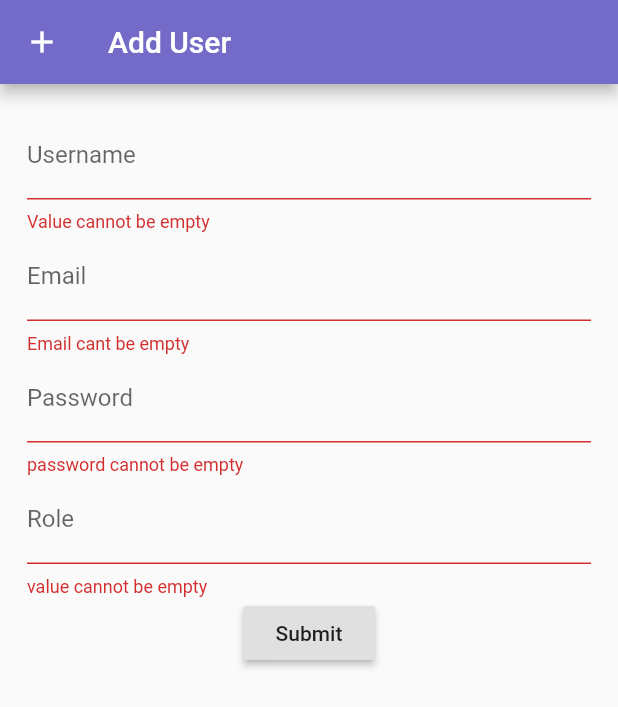
After one commit to Nashkim254/kdharura, a Flutter app: the AdminPage screen opened directly, after a tap on "Add user", after a tap on "Submit", on a phone screen of 412 x 824 dp. The commit adds this screen. Shown: the top 707 px of the screen. Run offline on Flutter 3.47's test engine with Material 2 defaults, Android fonts, the phone set to English and light mode, and no system bars; our stand-ins replace cloud_firestore, firebase_auth, firebase_core, google_maps_flutter, location; missing offline and left inert: contact_picker, flutter_webview_plugin; accounts and stored records are empty.

Commit message:
another update

```diff
--- /dev/null
+++ b/lib/app_screens/add_user.dart
@@ -0,0 +1,135 @@
+import 'package:cloud_firestore/cloud_firestore.dart';
+import 'package:firebase_auth/firebase_auth.dart';
+import 'package:flutter/material.dart';
+
+class AddUser extends StatefulWidget {
+  @override
+  _AddUserState createState() => _AddUserState();
+}
+
+class _AddUserState extends State<AddUser> {
+
+
+  //getting firestore instance
+  FirebaseFirestore firestore;
+
+
+
+  //Global key for validation
+  final formKey = GlobalKey<FormState>();
+
+
+
+  //textEditing controllers
+  TextEditingController nameController = TextEditingController();
+  TextEditingController emailController = TextEditingController();
+  TextEditingController roleController = TextEditingController();
+  TextEditingController passController = TextEditingController();
+
+
+
+//method to subit data
+  void submit() async{
+    UserCredential result;
+    if (formKey.currentState.validate()) {
+    await  firestore.collection('userData').doc(result.user.uid).set({
+        'Name': nameController.text,
+        'email': emailController.text,
+        'password': passController.text,
+        'role': roleController.text
+      });
+    }
+  }
+
+  //build method
+  Widget build(BuildContext context) {
+    return Scaffold(
+      appBar: AppBar(
+        title: Text('Add User'),
+        leading: IconButton(
+          onPressed: () => Navigator.pop(context),
+          icon: Icon(
+            Icons.add,
+          ),
+        ),
+      ),
+      body: Container(
+        margin: EdgeInsets.all(18.0),
+        child: Form(
+          key: formKey,
+          child: Column(
+            mainAxisAlignment: MainAxisAlignment.start,
+            children: [
+              TextFormField(
+                validator: (value) {
+                  if (value.isEmpty) {
+                    return 'Value cannot be empty';
+                  }
+                  return '';
+                },
+                controller: nameController,
+                decoration: InputDecoration(
+                  labelText: 'Username',
+                  hintText: 'Enter user name',
+                ),
+              ),
+              TextFormField(
+                validator: (value) {
+                  if (value.isEmpty) {
+                    return "Email cant be empty";
+                  }
+                  if (!RegExp("^[a-zA-Z0-9+_.-]+@[a-zA-Z0-9.-]+.[a-z]")
+                      .hasMatch(value)) {
+                    return 'Please a valid Email';
+                  }
+                  return null;
+                },
+                controller: emailController,
+                decoration: InputDecoration(
+                  labelText: 'Email',
+                  hintText: 'Enter your email',
+                ),
+              ),
+              TextFormField(
+                validator: (value) {
+                  if (value.isEmpty) {
+                    return "password cannot be empty";
+                  }
+                  if (value.length < 6) {
+                    return "Password cannot be less than 6 characters";
+                  }
+                  return null;
+                },
+                controller: passController,
+                decoration: InputDecoration(
+                  labelText: 'Password',
+                  hintText: 'Enter your password',
+                ),
+              ),
+              TextFormField(
+                validator: (value) {
+                  if (value.isEmpty) {
+                    return 'value cannot be empty';
+                  }
+                  return null;
+                },
+                controller: roleController,
+                decoration: InputDecoration(
+                  labelText: 'Role',
+                  hintText: 'Enter role here',
+                ),
+              ),
+
+
+              //button tosubmit data
+              RaisedButton(
+                onPressed: submit,
+                child: Text('Submit'),
+              ),
+            ],
+          ),
+        ),
+      ),
+    );
+  }
+}
--- /dev/null
+++ b/lib/app_screens/admin_page.dart
@@ -0,0 +1,112 @@
+import 'package:dharura_app/app_screens/add_user.dart';
+import 'package:dharura_app/app_screens/feeback_view.dart';
+import 'package:dharura_app/app_screens/requests.dart';
+import 'package:flutter/material.dart';
+
+class AdminPage extends StatefulWidget {
+  @override
+  _AdminPageState createState() => _AdminPageState();
+}
+
+class _AdminPageState extends State<AdminPage> {
+  @override
+  Widget build(BuildContext context) {
+    return Scaffold(
+      appBar: AppBar(
+        title: Text('Admin'),
+        leading: IconButton(
+          onPressed: () => Navigator.pop(context),
+          icon: Icon(
+            Icons.arrow_back,
+          ),
+        ),
+      ),
+      body: Container(
+        margin: EdgeInsets.all(30.0),
+        child: GridView.count(
+          crossAxisCount: 2,
+          children: [
+            Card(
+              margin: EdgeInsets.all(8.0),
+              child: InkWell(
+                onTap: () {
+                  Navigator.pushReplacement(context,MaterialPageRoute(builder: (_)=>AddUser()));
+                },
+                child: Center(
+                  child: Column(
+                    mainAxisSize: MainAxisSize.min,
+                    children: [
+                      Icon(
+                        Icons.add,
+                        size: 70.0,
+                        color: Colors.lightBlue,
+                      ),
+                      Text(
+                        'Add user',
+                        style: TextStyle(
+                          fontSize: 17.0,
+                        ),
+                      ),
+                    ],
+                  ),
+                ),
+              ),
+            ),
+             Card(
+              margin: EdgeInsets.all(8.0),
+              child: InkWell(
+                onTap: () {
+                  Navigator.pushReplacement(context,MaterialPageRoute(builder: (_)=>UserRequests()));
+                },
+                child: Center(
+                  child: Column(
+                    mainAxisSize: MainAxisSize.min,
+                    children: [
+                      Icon(
+                        Icons.add,
+                        size: 70.0,
+                        color: Colors.lightGreen
+                      ),
+                      Text(
+                        'User Requests',
+                        style: TextStyle(
+                          fontSize: 17.0,
+                        ),
+                      ),
+                    ],
+                  ),
+                ),
+              ),
+            ),
+             Card(
+              margin: EdgeInsets.all(8.0),
+              child: InkWell(
+                onTap: () {
+                  Navigator.pushReplacement(context, MaterialPageRoute(builder: (_)=>FeedBack()));
+                },
+                child: Center(
+                  child: Column(
+                    mainAxisSize: MainAxisSize.min,
+                    children: [
+                      Icon(
+                        Icons.add,
+                        size: 70.0,
+                        color: Colors.lightBlue,
+                      ),
+                      Text(
+                        'FeedBack',
+                        style: TextStyle(
+                          fontSize: 17.0,
+                        ),
+                      ),
+                    ],
+                  ),
+                ),
+              ),
+            ),
+          ],
+        ),
+      ),
+    );
+  }
+}
```
Also changed, not shown: lib/app_screens/feeback_view.dart (added, +15 -0 lines), lib/app_screens/home_page.dart (+59 -54 lines), lib/app_screens/requests.dart (added, +134 -0 lines), lib/app_screens/signup.dart (+7 -18 lines).
